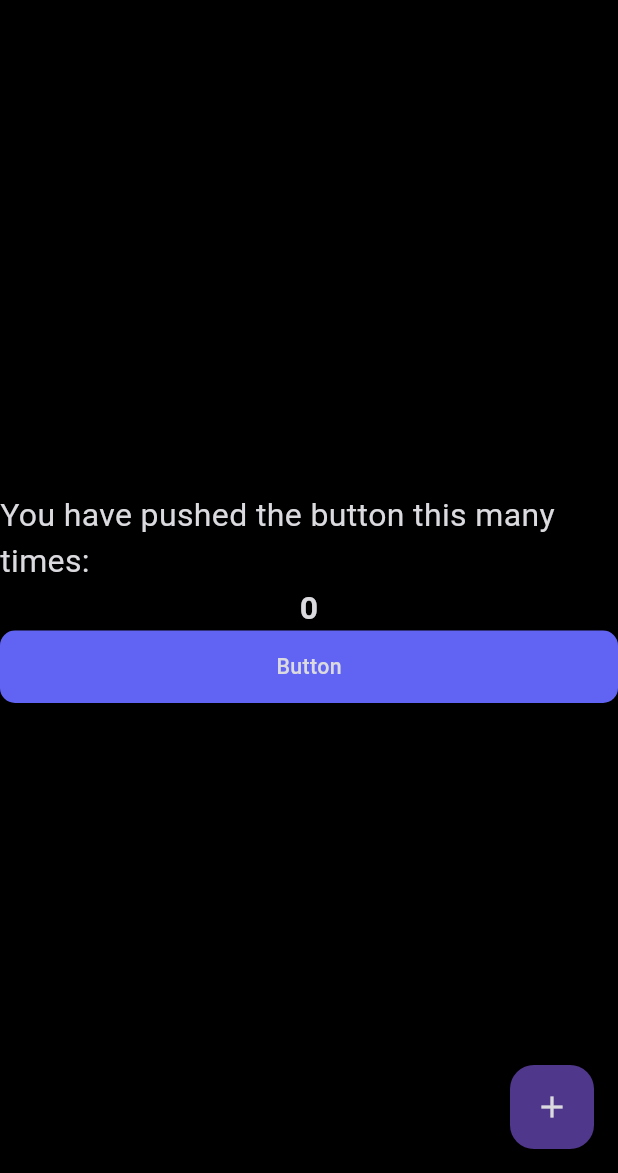
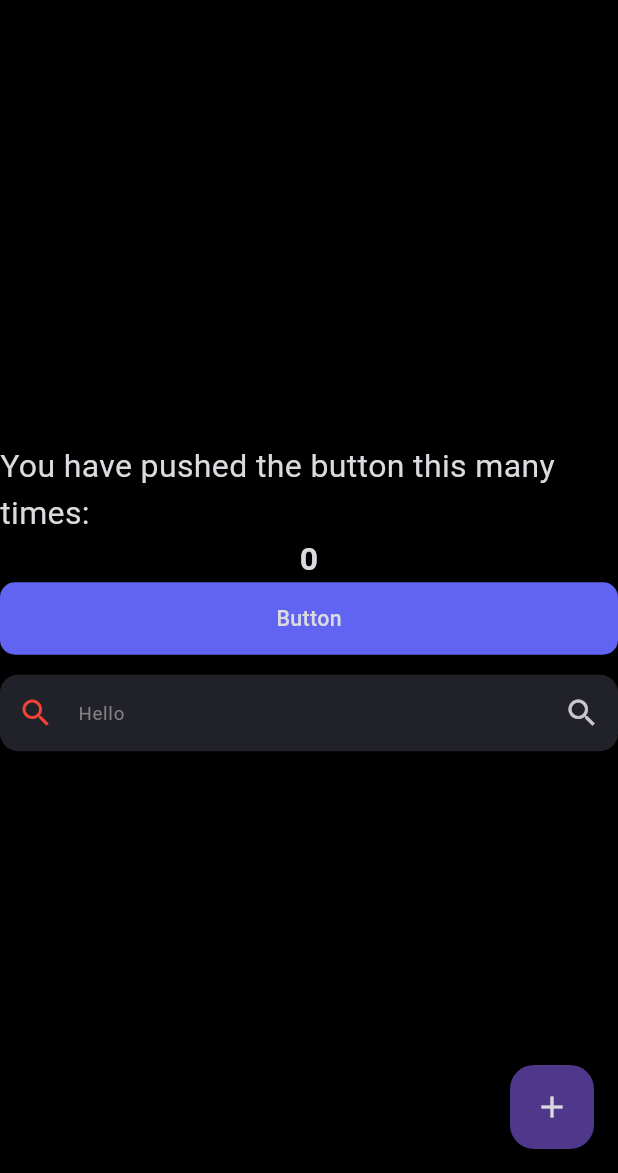
Before and after one commit to ahmadexe/PRISM-Mobile-App, a Flutter app: the screen it shows after launch, on a phone screen of 412 x 824 dp, the part 63-1236 px from its top. Run offline on Flutter 3.47's test engine with Material 3 defaults, Android fonts, the phone set to English and light mode, and no system bars; our stand-ins replace flutter_form_builder, flutter_screenutil; missing offline and left inert: navigation_history_observer; Roboto replaces fonts that are missing (Poppins).

Commit message:
feat: added text input field

```diff
--- a/lib/main.dart
+++ b/lib/main.dart
@@ -1,6 +1,7 @@
 import 'package:flutter/material.dart';
 import 'package:prism/configs/configs.dart';
 import 'package:prism/widgets/design/buttons/app_button.dart';
+import 'package:prism/widgets/design/input/app_text_field.dart';
 import 'configs/configs.dart' as theme;
 
 void main() {
@@ -106,6 +107,13 @@ class _MyHomePageState extends State<MyHomePage> {
               onPressed: () {},
               label: 'Button',
               buttonType: ButtonType.secondary,
+            ),
+            Space.y1!,
+            const AppTextField(
+              suffixIcon: Icon(Icons.search),
+              prefixIcon: Icon(Icons.search, color: Colors.red),
+              name: 'name',
+              hint: 'Hello',
             )
             // ElevatedButton(onPressed: (){}, child: Text('fdksajh'))
           ],
--- a/lib/widgets/design/buttons/app_button.dart
+++ b/lib/widgets/design/buttons/app_button.dart
@@ -52,7 +52,7 @@ class AppButton extends StatelessWidget {
                   ),
         child: Center(
           child: Text(
-            'Button',
+            label,
             style: textStyle ?? AppText.b1bm,
           ),
         ),
--- /dev/null
+++ b/lib/widgets/design/input/app_text_field.dart
@@ -0,0 +1,185 @@
+import 'package:flutter/material.dart';
+import 'package:flutter/services.dart';
+import 'package:flutter_screenutil/flutter_screenutil.dart';
+import 'package:flutter_form_builder/flutter_form_builder.dart';
+
+import 'package:prism/configs/configs.dart';
+
+class AppTextField extends StatefulWidget {
+  final String name;
+  final TextEditingController? controller;
+  final String? hint;
+  final bool? isPass;
+  final bool? enabled;
+  final double? width;
+  final String? label;
+
+  final bool? autoFocus;
+  final FocusNode? node;
+
+  final bool readOnly;
+
+  final Widget? prefixIcon;
+  final Widget? suffixIcon;
+  final String? initialValue;
+  final TextInputType? textInputType;
+  final TextInputAction? textInputAction;
+  final TextCapitalization textCapitalization;
+
+  final String? errorText;
+  final String? Function(String?)? validator;
+  final void Function(String?)? onChanged;
+  final void Function()? onEditComplete;
+  final List<TextInputFormatter>? inputformatters;
+  final bool isDarkField;
+  final void Function()? onTap;
+
+  const AppTextField({
+    Key? key,
+    this.node,
+    this.label,
+    this.controller,
+    this.enabled,
+    this.errorText,
+    this.autoFocus,
+    this.prefixIcon,
+    this.onChanged,
+    this.onEditComplete,
+    this.initialValue,
+    this.validator,
+    this.suffixIcon,
+    this.onTap,
+    required this.name,
+    this.hint,
+    this.readOnly = false,
+    this.isPass = false,
+    this.textInputType,
+    this.inputformatters,
+    this.width = double.infinity,
+    this.textInputAction = TextInputAction.done,
+    this.textCapitalization = TextCapitalization.sentences,
+    this.isDarkField = false,
+  }) : super(key: key);
+
+  @override
+  AppTextFieldState createState() => AppTextFieldState();
+}
+
+class AppTextFieldState extends State<AppTextField> {
+  bool show = false;
+
+  @override
+  void initState() {
+    show = widget.isPass!;
+
+    super.initState();
+  }
+
+  @override
+  Widget build(BuildContext context) {
+    App.init(context);
+    ScreenUtil.init(context, designSize: const Size(428, 926));
+
+    final textColor = AppTheme.c.white!;
+
+    return Column(
+      mainAxisSize: MainAxisSize.min,
+      crossAxisAlignment: CrossAxisAlignment.start,
+      children: [
+        if (widget.label != null) ...[
+          Text(
+            widget.label!,
+            style: AppText.b2!.cl(
+              AppTheme.c.accent!,
+            ),
+          ),
+          Space.y!,
+        ],
+        FormBuilderTextField(
+          controller: widget.controller,
+          inputFormatters: widget.inputformatters,
+          style: AppText.b2!.cl(textColor),
+          cursorColor: AppTheme.c.white,
+          onTap: widget.onTap,
+          textCapitalization: widget.textCapitalization,
+          enabled: widget.enabled ?? true,
+          initialValue: widget.initialValue,
+          name: widget.name,
+          autofocus: widget.autoFocus ?? false,
+          textInputAction: widget.textInputAction,
+          keyboardType: widget.textInputType,
+          focusNode: widget.node,
+          readOnly: widget.readOnly,
+          obscureText: show,
+          decoration: InputDecoration(
+            errorText: widget.errorText,
+            prefixIcon: widget.prefixIcon,
+            suffixIcon: widget.suffixIcon ??
+                (widget.isPass!
+                    ? IconButton(
+                        splashRadius: AppDimensions.normalize(8),
+                        onPressed: () {
+                          setState(() {
+                            show = !show;
+                          });
+                        },
+                        icon: Icon(
+                          show ? Icons.visibility_off : Icons.visibility,
+                          size: AppDimensions.normalize(7),
+                        ),
+                      )
+                    : null),
+            filled: true,
+            fillColor: widget.isDarkField
+                ? AppTheme.c.fieldDark
+                : AppTheme.c.fieldLight,
+            contentPadding:
+                EdgeInsets.symmetric(horizontal: 20.w, vertical: 18.h),
+            hintText: widget.hint,
+            hintStyle: AppText.b2!.cl(AppTheme.c.textGrey!),
+            enabledBorder: OutlineInputBorder(
+              borderRadius: BorderRadius.circular(12),
+              borderSide: const BorderSide(
+                width: 0,
+                color: Colors.transparent,
+              ),
+            ),
+            focusedBorder: OutlineInputBorder(
+              borderRadius: BorderRadius.circular(12),
+              borderSide: BorderSide(
+                color: widget.isDarkField
+                    ? AppTheme.c.grey!
+                    : AppTheme.c.backgroundSub!,
+                width: AppDimensions.normalize(.5),
+              ),
+            ),
+            errorBorder: OutlineInputBorder(
+              borderRadius: BorderRadius.circular(12),
+              borderSide: BorderSide(
+                color: Colors.red.withAlpha(200),
+                width: AppDimensions.normalize(0.5),
+              ),
+            ),
+            focusedErrorBorder: OutlineInputBorder(
+              borderRadius: BorderRadius.circular(12),
+              borderSide: BorderSide(
+                color: Colors.red.withAlpha(200),
+                width: AppDimensions.normalize(0.5),
+              ),
+            ),
+            disabledBorder: OutlineInputBorder(
+              borderRadius: BorderRadius.circular(12),
+              borderSide: BorderSide(
+                width: AppDimensions.normalize(0.75),
+                color: AppTheme.c.textLight!.withAlpha(100),
+              ),
+            ),
+          ),
+          validator: widget.validator,
+          onChanged: widget.onChanged,
+          onEditingComplete: widget.onEditComplete,
+        ),
+      ],
+    );
+  }
+}
--- a/pubspec.yaml
+++ b/pubspec.yaml
@@ -36,8 +36,10 @@ dependencies:
   # Use with the CupertinoIcons class for iOS style icons.
   cupertino_icons: ^1.0.2
   flutter_screenutil: ^5.9.0
-  intl: ^0.19.0
+  intl: ^0.18.1
   navigation_history_observer: ^1.1.0
+  flutter_form_builder: ^9.1.1
+  form_builder_validators: ^9.1.0
 
 dev_dependencies:
   flutter_test:
```
Also changed, not shown: pubspec.lock.
